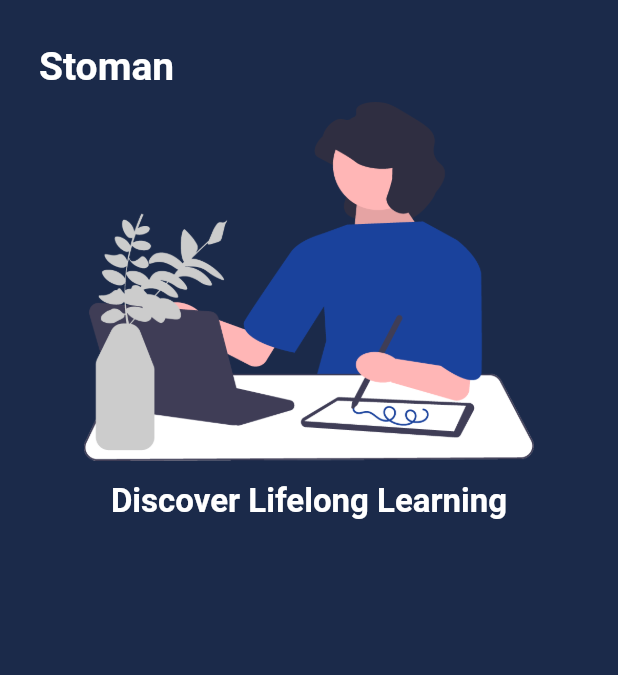
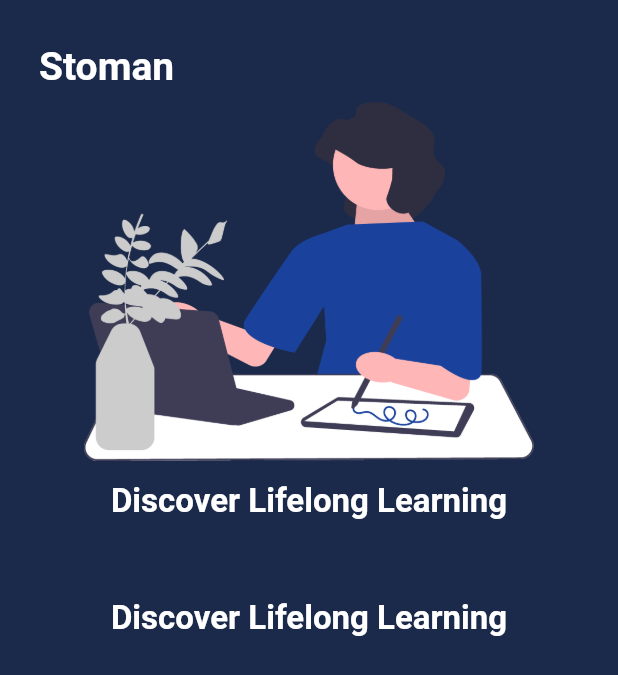
Before and after one commit to realstoman/flutter_login_register_ui, a Flutter app: the screen it shows after launch, on a phone screen of 412 x 824 dp. Shown: the top 675 px of the screen. Run offline on Flutter 3.47's test engine with Material 2 defaults, Android fonts, the phone set to English and light mode, and no system bars; Roboto replaces fonts that are missing (Arial).

Commit message:
Home buttons widget structure

```diff
--- a/lib/screens/home_screen.dart
+++ b/lib/screens/home_screen.dart
@@ -1,5 +1,6 @@
 import 'package:flutter/material.dart';
 import 'package:flutter_login_register_ui/widgets/app_banner.dart';
+import 'package:flutter_login_register_ui/widgets/app_home_buttons.dart';
 
 class HomeScreen extends StatefulWidget {
   const HomeScreen({Key? key}) : super(key: key);
@@ -36,6 +37,7 @@ class _HomeScreenState extends State<HomeScreen> {
         body: Column(
           children: const <Widget>[
             AppBanner(),
+            AppHomeButtons(),
           ],
         ));
   }
--- a/lib/widgets/app_home_buttons.dart
+++ b/lib/widgets/app_home_buttons.dart
@@ -1,7 +1,7 @@
 import 'package:flutter/material.dart';
 
 class AppHomeButtons extends StatefulWidget {
-  AppHomeButtons({Key? key}) : super(key: key);
+  const AppHomeButtons({Key? key}) : super(key: key);
 
   @override
   State<AppHomeButtons> createState() => _AppHomeButtonsState();
@@ -10,6 +10,24 @@ class AppHomeButtons extends StatefulWidget {
 class _AppHomeButtonsState extends State<AppHomeButtons> {
   @override
   Widget build(BuildContext context) {
-    return Container();
+    return Padding(
+      padding: const EdgeInsets.all(12.0),
+      child: Container(
+          alignment: Alignment.center,
+          child: Column(
+            children: const <Widget>[
+              Padding(
+                padding: EdgeInsets.all(14.0),
+                child: Text('Discover Lifelong Learning',
+                    style: TextStyle(
+                      color: Colors.white,
+                      fontFamily: 'Arial',
+                      fontWeight: FontWeight.bold,
+                      fontSize: 22,
+                    )),
+              ),
+            ],
+          )),
+    );
   }
 }
```
